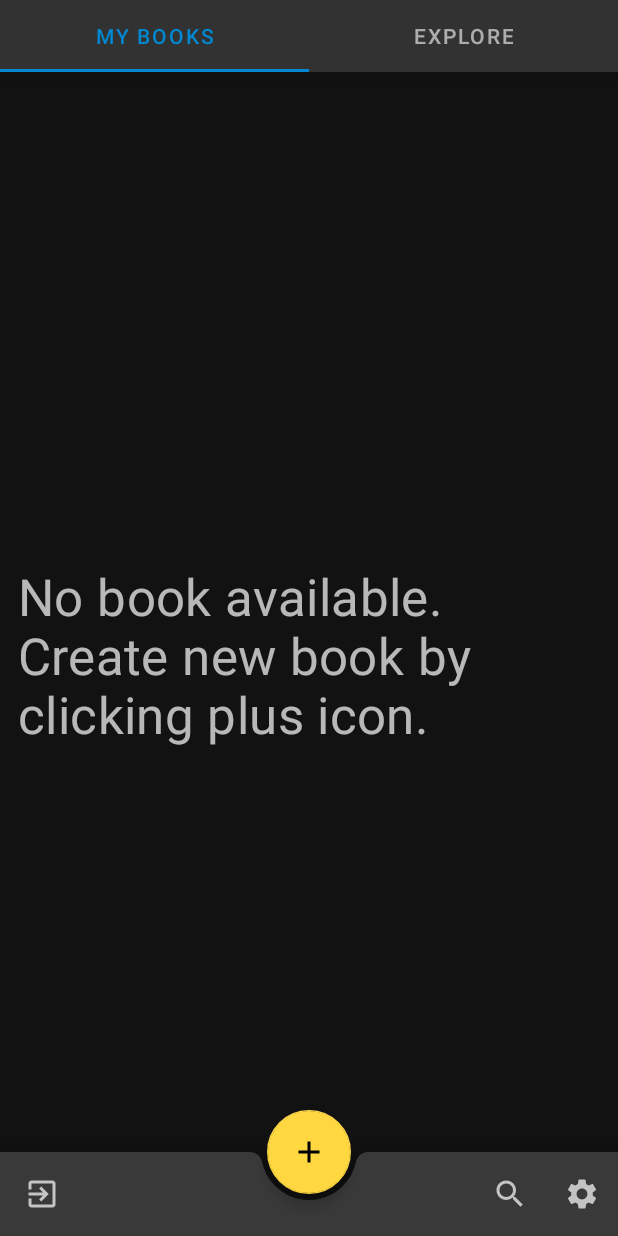
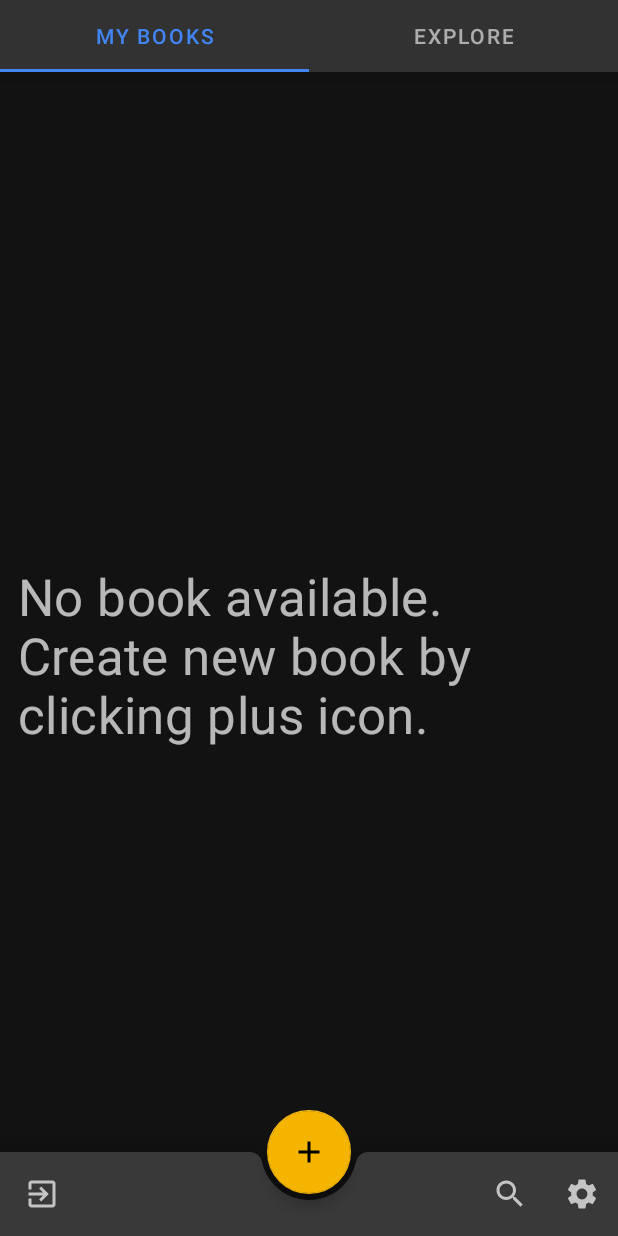
Before and after one commit to subhamgupta28/BookKeeper, an Android app: the screen it shows after launch once a user with an empty profile is signed in (MainActivity), on a phone screen of 412 x 824 dp. Run offline under Robolectric (Android 15) with nearby library versions, the phone set to English and light mode, and no system bars; our stand-ins replace Firebase (no records; nobody signed in at launch, a user with empty details on screens opened directly); libraries missing offline, so code that uses them is left out: com.getkeepsafe.taptargetview; 1 statement that could not run was skipped.

Commit message:
new changes

```diff
--- a/app/src/main/AndroidManifest.xml
+++ b/app/src/main/AndroidManifest.xml
@@ -26,10 +26,8 @@
         <activity android:name=".SharedReader">
             <intent-filter android:autoVerify="true">
                 <action android:name="android.intent.action.VIEW" />
-
                 <category android:name="android.intent.category.DEFAULT" />
                 <category android:name="android.intent.category.BROWSABLE" />
-
                 <data
                     android:host="firebasestorage.googleapis.com"
                     android:scheme="https" />
--- a/app/src/main/java/com/subhamgupta/bookkeeper/ExploreFrangments.java
+++ b/app/src/main/java/com/subhamgupta/bookkeeper/ExploreFrangments.java
@@ -68,9 +68,6 @@ public class ExploreFrangments extends Fragment {
         //progressBar.setVisibility(View.VISIBLE);
         netStat();
         recyclerView.setHasFixedSize(true);
-
-
-
         recyclerView.setLayoutManager(new StaggeredGridLayoutManager(3, LinearLayout.VERTICAL));
 
         swipeRefreshLayout.setOnRefreshListener(this::getBooks);
--- a/app/src/main/java/com/subhamgupta/bookkeeper/ReadBookAdapter.java
+++ b/app/src/main/java/com/subhamgupta/bookkeeper/ReadBookAdapter.java
@@ -39,11 +39,7 @@ public class ReadBookAdapter extends RecyclerView.Adapter<ReadBookAdapter.ReadBo
 
     public ReadBookAdapter(List<ReadBookModel> bookchap) {
         this.bookchap = bookchap;
-        ScheduledThreadPoolExecutor exec = new ScheduledThreadPoolExecutor(1);
-        exec.scheduleAtFixedRate(() -> {
-            // code to execute repeatedly
-            Log.e("Timerggg","0");
-        }, 0, 20, TimeUnit.SECONDS);
+
     }
 
     @NonNull
--- /dev/null
+++ b/app/src/main/res/anim/item_fanimation_fall_down.xml
@@ -0,0 +1,26 @@
+<set xmlns:android="http://schemas.android.com/apk/res/android"
+    android:duration="500">
+
+    <translate
+        android:fromYDelta="-20%"
+        android:toYDelta="0"
+        android:interpolator="@android:anim/decelerate_interpolator"
+        />
+
+    <alpha
+        android:fromAlpha="0"
+        android:toAlpha="1"
+        android:interpolator="@android:anim/decelerate_interpolator"
+        />
+
+    <scale
+        android:fromXScale="105%"
+        android:fromYScale="105%"
+        android:toXScale="100%"
+        android:toYScale="100%"
+        android:pivotX="50%"
+        android:pivotY="50%"
+        android:interpolator="@android:anim/decelerate_interpolator"
+        />
+
+</set>
--- /dev/null
+++ b/app/src/main/res/anim/recycler_animator.xml
@@ -0,0 +1,5 @@
+<?xml version="1.0" encoding="utf-8"?>
+<layoutAnimation xmlns:android="http://schemas.android.com/apk/res/android"
+    android:animation="@anim/item_fanimation_fall_down"
+    android:animationOrder="normal"
+    android:delay="15%" />
--- a/app/src/main/res/layout/bottomsheet.xml
+++ b/app/src/main/res/layout/bottomsheet.xml
@@ -8,7 +8,7 @@
     android:id="@+id/bottomsheetlayout"
     app:behavior_hideable="true"
     app:cardElevation="18dp"
-    app:strokeWidth="1dp"
+    app:strokeWidth="4dp"
     app:strokeColor="@color/colorRed"
     app:behavior_peekHeight="1dp"
     app:layout_behavior="com.google.android.material.bottomsheet.BottomSheetBehavior"
@@ -16,7 +16,7 @@
     <LinearLayout
         android:layout_width="match_parent"
         android:layout_height="wrap_content"
-
+        android:layout_margin="12dp"
         android:orientation="vertical">
 
 
--- a/app/src/main/res/layout/fragment_explore_frangments.xml
+++ b/app/src/main/res/layout/fragment_explore_frangments.xml
@@ -35,6 +35,7 @@
     <androidx.recyclerview.widget.RecyclerView
         android:id="@+id/explorerecyler"
         android:padding="2dp"
+        android:layoutAnimation="@anim/recycler_animator"
         android:layout_width="match_parent"
         android:layout_height="match_parent" />
 
--- a/app/src/main/res/layout/fragment_my_books.xml
+++ b/app/src/main/res/layout/fragment_my_books.xml
@@ -36,7 +36,7 @@
 
             <androidx.recyclerview.widget.RecyclerView
                 android:id="@+id/mybookrecycler"
-
+                android:layoutAnimation="@anim/recycler_animator"
                 android:padding="2dp"
                 android:layout_width="match_parent"
                 android:layout_height="match_parent" />
--- a/app/src/main/res/values/colors.xml
+++ b/app/src/main/res/values/colors.xml
@@ -1,20 +1,20 @@
 <?xml version="1.0" encoding="utf-8"?>
 <resources>
-    <color name="purple_200">#A61128</color>
+    <color name="purple_200">#DB4437</color>
     <color name="grey">#121212</color>
     <color name="light_grey">#737373</color>
-    <color name="teal_200">#0288D1</color>
-    <color name="teal_700">#FF018786</color>
+    <color name="teal_200">#4285F4</color>
+    <color name="teal_700">#0F9D58</color>
     <color name="black">#000000</color>
     <color name="white">#FFFFFF</color>
-    <color name="colorPrimary">#0288D1</color>
+    <color name="colorPrimary">#4285F4</color>
     <color name="colorPrimaryVariant">#000000</color>
     <color name="colorOnPrimary">#FFFFFF</color>
     <!-- Secondary brand color. -->
-    <color name="colorSecondary">#FFD740</color>
+    <color name="colorSecondary">#F4B400</color>
     <color name="colorSecondaryVariant">#FF6D00</color>
     <color name="colorOnSecondary">#000000</color>
-    <color name="colorRed">#E13453</color>
+    <color name="colorRed">#DB4437</color>
     <color name="colorTransparent">#00D52142</color>
     <color name="colorDayPopup">#FFFFF0</color>
     <color name="colorNightPopup">#535353</color>
```
Also changed, not shown: app/build.gradle (+5 -5 lines), app/src/main/java/com/subhamgupta/bookkeeper/AllBooks.java (+40 -5 lines), app/src/main/java/com/subhamgupta/bookkeeper/ExploreBooks.java (+36 -29 lines), app/src/main/java/com/subhamgupta/bookkeeper/SharedReader.java (+43 -24 lines), app/src/main/res/layout/activity_shared_reader.xml (+0 -22 lines), 1 other file.
